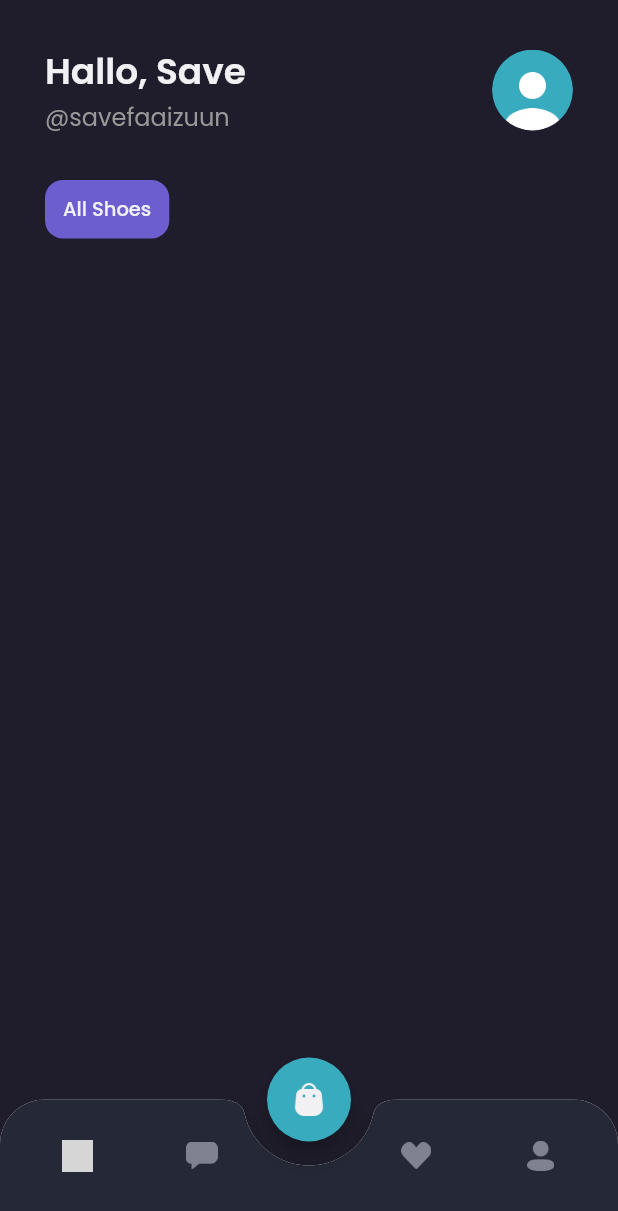
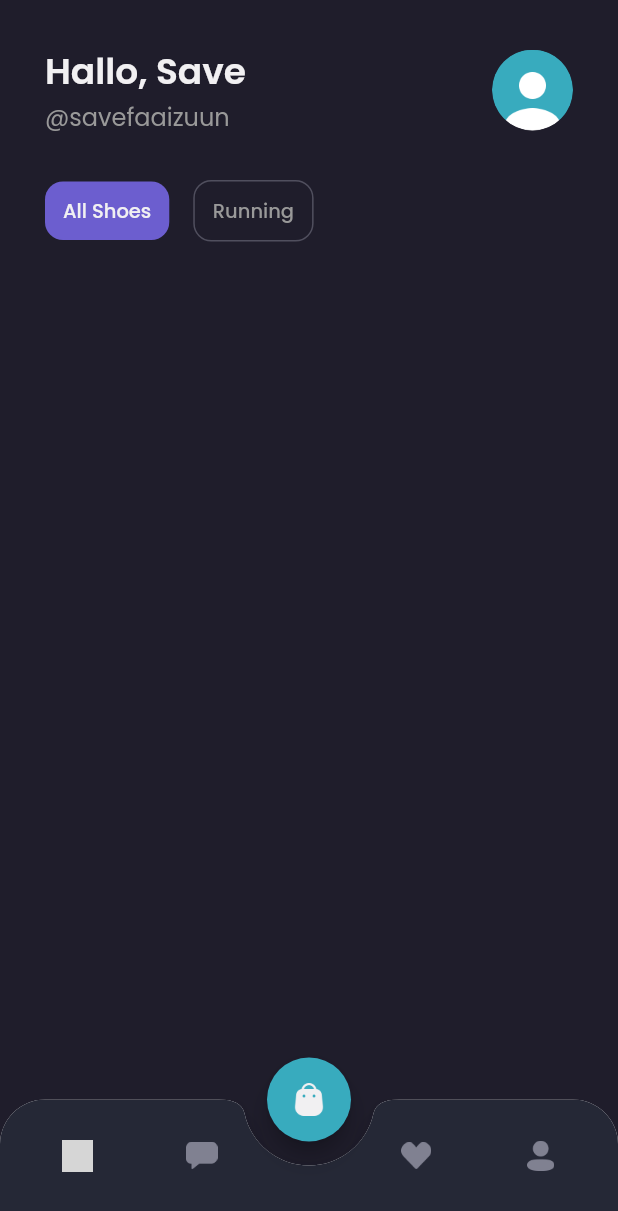
Before and after one commit to AsepCahyudin/saveshamo, a Flutter app: the MainPage screen opened by its route, on a phone screen of 412 x 824 dp. Shown: the top 1211 px of the screen. Run offline on Flutter 3.47's test engine with Material 2 defaults, Android fonts, the light colour scheme and no system bars; our stand-ins replace google_fonts; grey boxes are pictures that could not be loaded.

Commit message:
running categories

```diff
--- a/lib/pages/home/home_page.dart
+++ b/lib/pages/home/home_page.dart
@@ -60,6 +60,7 @@ class HomePage extends StatelessWidget {
             ),
             Container(
               padding: EdgeInsets.symmetric(horizontal: 12, vertical: 10),
+              margin: EdgeInsets.only(right: 16),
               decoration: BoxDecoration(
                 borderRadius: BorderRadius.circular(12),
                 color: primaryColor,
@@ -67,6 +68,24 @@ class HomePage extends StatelessWidget {
               child: Text(
                 'All Shoes',
                 style: primaryTextStyle.copyWith(
+                  fontSize: 13,
+                  fontWeight: medium,
+                ),
+              ),
+            ),
+            Container(
+              padding: EdgeInsets.symmetric(horizontal: 12, vertical: 10),
+              margin: EdgeInsets.only(right: 16),
+              decoration: BoxDecoration(
+                borderRadius: BorderRadius.circular(12),
+                border: Border.all(
+                  color: subtitleColor,
+                ),
+                color: transparentColor,
+              ),
+              child: Text(
+                'Running',
+                style: subtitleTextStyle.copyWith(
                   fontSize: 13,
                   fontWeight: medium,
                 ),
--- a/lib/theme.dart
+++ b/lib/theme.dart
@@ -14,6 +14,7 @@ Color backgroundColor4 = Color(0xff252836);
 Color primaryTextColor = Color(0xffF1F0F2);
 Color secondaryTextColor = Color(0xff999999);
 Color subtitleColor = Color(0xff504F5E);
+Color transparentColor = Colors.transparent;
 
 TextStyle primaryTextStyle = GoogleFonts.poppins(
   color: primaryTextColor,
```
